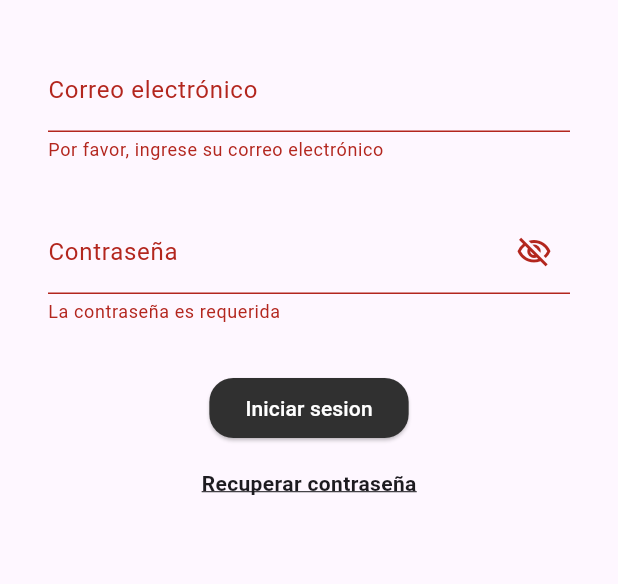
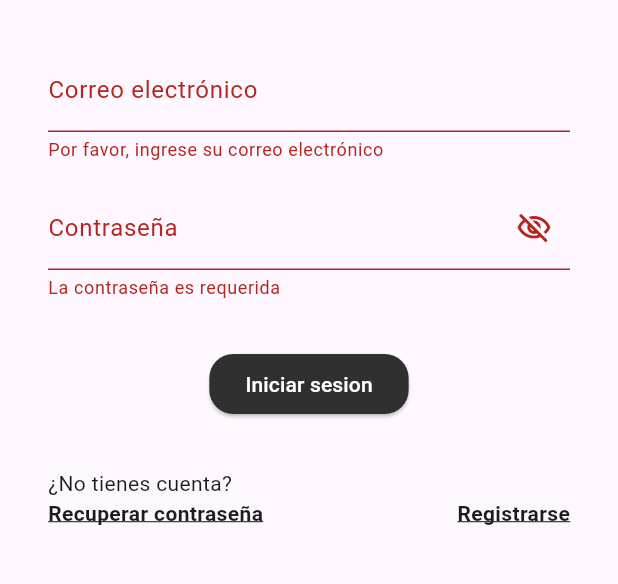
Before and after one commit to AntonioCarri11o/finanzas_app, a Flutter app: the screen it shows after launch, after a tap on "Iniciar sesion", on a phone screen of 412 x 824 dp, the part 348-932 px from its top. Run offline on Flutter 3.47's test engine with Material 3 defaults, Android fonts, the phone set to English and light mode, and no system bars; our stand-ins replace firebase_auth, firebase_core; accounts and stored records are empty.

Commit message:
Firebase auth

```diff
--- a/lib/main.dart
+++ b/lib/main.dart
@@ -1,10 +1,17 @@
+import 'package:finanzas/firebase_options.dart';
+import 'package:finanzas/home.dart';
+import 'package:finanzas/splash_screen.dart';
 import 'package:finanzas/widgets/modules/auth/screens/code_verification.dart';
+import 'package:finanzas/widgets/modules/auth/screens/create_account.dart';
 import 'package:finanzas/widgets/modules/auth/screens/email_verification.dart';
 import 'package:finanzas/widgets/modules/auth/screens/forgot_password.dart';
 import 'package:finanzas/widgets/modules/auth/screens/login.dart';
+import 'package:firebase_core/firebase_core.dart';
 import 'package:flutter/material.dart';
 
-void main() {
+void main() async {
+  WidgetsFlutterBinding.ensureInitialized();
+  await Firebase.initializeApp(options: DefaultFirebaseOptions.currentPlatform);
   runApp(const MainApp());
 }
 
@@ -17,10 +24,13 @@ class MainApp extends StatelessWidget {
       debugShowCheckedModeBanner: false,
       initialRoute: '/',
       routes: {
-        '/': (context) => const Login(),
+        '/': (context) => const SplashScreen(),
+        '/login': (context) => const Login(),
+        '/register': (context) => const CreateAccount(),
         '/recuperar': (context) => const EmailVerification(),
         '/validar': (context) => const CodeVerification(),
-        '/newpassword': (context) => const ForgotPassword()
+        '/newpassword': (context) => const ForgotPassword(),
+        '/home': (context) => const Home(),
       },
     );
   }
--- /dev/null
+++ b/lib/splash_screen.dart
@@ -0,0 +1,48 @@
+import 'package:firebase_auth/firebase_auth.dart';
+import 'package:flutter/material.dart';
+
+class SplashScreen extends StatefulWidget {
+  const SplashScreen({super.key});
+
+  @override
+  State<SplashScreen> createState() => _SplashScreenState();
+}
+
+class _SplashScreenState extends State<SplashScreen> {
+  static List<String> allowedRoutes = [
+    'login',
+    'register',
+    'recuperar',
+    'validar',
+    'newPassword'
+  ];
+  @override
+  void initState() {
+    super.initState();
+    Future.delayed(const Duration(seconds: 3), () {
+      FirebaseAuth.instance.authStateChanges().listen((User? user) {
+        final String? currentRoute = ModalRoute.of(context)?.settings.name;
+
+        if (user != null) {
+          Navigator.pushReplacementNamed(context, '/home');
+        } else if (!allowedRoutes.contains(currentRoute)) {
+          Navigator.pushReplacementNamed(context, '/login');
+        }
+      });
+    });
+  }
+
+  @override
+  Widget build(BuildContext context) {
+    return Scaffold(
+      backgroundColor: Colors.white,
+      body: Center(
+        child: Image.asset(
+          'assets/logo.png',
+          width: 200,
+          height: 200,
+        ),
+      ),
+    );
+  }
+}
--- a/lib/widgets/modules/auth/screens/login.dart
+++ b/lib/widgets/modules/auth/screens/login.dart
@@ -1,3 +1,4 @@
+import 'package:firebase_auth/firebase_auth.dart';
 import 'package:flutter/material.dart';
 
 class Login extends StatefulWidget {
@@ -58,7 +59,7 @@ class _LoginState extends State<Login> {
                       label: Text('Correo electrónico')),
                 ),
                 const SizedBox(
-                  height: 32,
+                  height: 16,
                 ),
                 TextFormField(
                   controller: _passwordController,
@@ -82,7 +83,23 @@ class _LoginState extends State<Login> {
                   height: 32,
                 ),
                 ElevatedButton(
-                    onPressed: () => {_formKey.currentState!.validate()},
+                    onPressed: () async {
+                      if (_formKey.currentState!.validate()) {
+                        try {
+                          final credential = await FirebaseAuth.instance
+                              .signInWithEmailAndPassword(
+                                  email: _emailController.text,
+                                  password: _passwordController.text);
+                          print('Credential: $credential');
+                        } on FirebaseAuthException catch (e) {
+                          if (e.code == 'user-not-found') {
+                            print('No user found for that email.');
+                          } else if (e.code == 'wrong-password') {
+                            print('Wrong password provided for that user.');
+                          }
+                        }
+                      }
+                    },
                     style: FilledButton.styleFrom(
                       backgroundColor: Colors.grey[850],
                       foregroundColor: Colors.white,
@@ -91,8 +108,15 @@ class _LoginState extends State<Login> {
                     ),
                     child: const Text('Iniciar sesion')),
                 const SizedBox(
-                  height: 16,
+                  height: 32,
                 ),
+                const Row(
+                  children: [
+                    Text('¿No tienes cuenta?'),
+                  ],
+                ),
+                Row(
+                  children: [
                     InkWell(
                       child: const Text(
                         'Recuperar contraseña',
@@ -101,6 +125,18 @@ class _LoginState extends State<Login> {
                             fontWeight: FontWeight.bold),
                       ),
                       onTap: () => Navigator.pushNamed(context, '/recuperar'),
+                    ),
+                    const Spacer(),
+                    InkWell(
+                      child: const Text(
+                        'Registrarse',
+                        style: TextStyle(
+                            decoration: TextDecoration.underline,
+                            fontWeight: FontWeight.bold),
+                      ),
+                      onTap: () => Navigator.pushNamed(context, '/register'),
+                    )
+                  ],
                 )
               ],
             ),
--- a/pubspec.yaml
+++ b/pubspec.yaml
@@ -7,6 +7,8 @@ environment:
   sdk: '>=3.4.4 <4.0.0'
 
 dependencies:
+  firebase_auth: ^5.3.1
+  firebase_core: ^3.6.0
   flutter:
     sdk: flutter
 
```
Also changed, not shown: lib/home.dart (added, +69 -0 lines), lib/kernel/widgets/text_field_password_custom.dart (+5 -3 lines), lib/widgets/modules/auth/create_user.dart (deleted, +0 -18 lines), lib/widgets/modules/auth/screens/create_account.dart (added, +113 -0 lines), firebase.json, lib/firebase_options.dart, pubspec.lock, 3 other files. Lines whose indentation alone changed are shown as unchanged.
